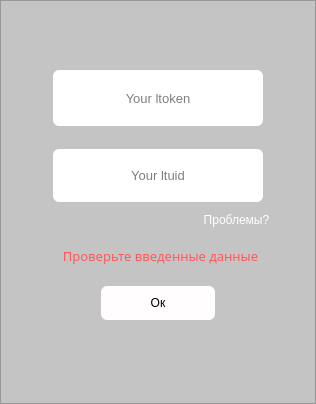
Qt form interface/cookie_dialog.ui (waffflezz/Genshin-manager) before a commit.
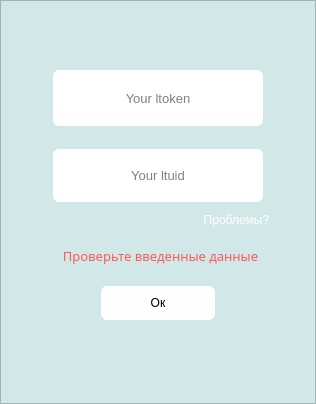
The same form after that commit. Icons and pictures are not drawn.

The edit to the form file:
```diff
--- a/interface/cookie_dialog.ui
+++ b/interface/cookie_dialog.ui
@@ -36,7 +36,9 @@
    <item>
     <widget class="QFrame" name="frame">
      <property name="styleSheet">
-      <string notr="true">background: #C4C4C4;</string>
+      <string notr="true">/*background: #C4C4C4;
+*/
+background: rgb(210, 232, 232);</string>
      </property>
      <property name="frameShape">
       <enum>QFrame::StyledPanel</enum>
```
Left out of the diff: 9 changed lines with no effect on the pictures.
